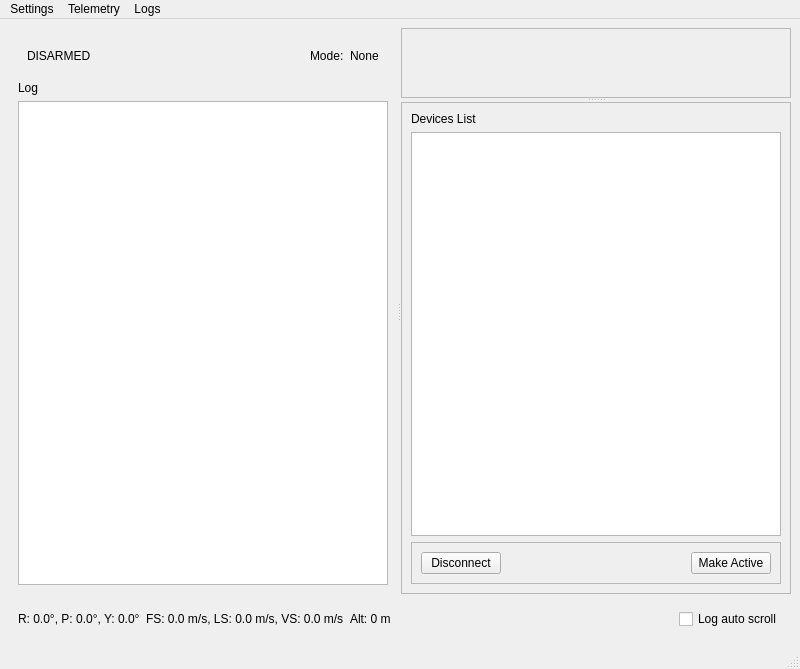
Enem-20/CGS, file mainwindow.ui: the form before one commit.
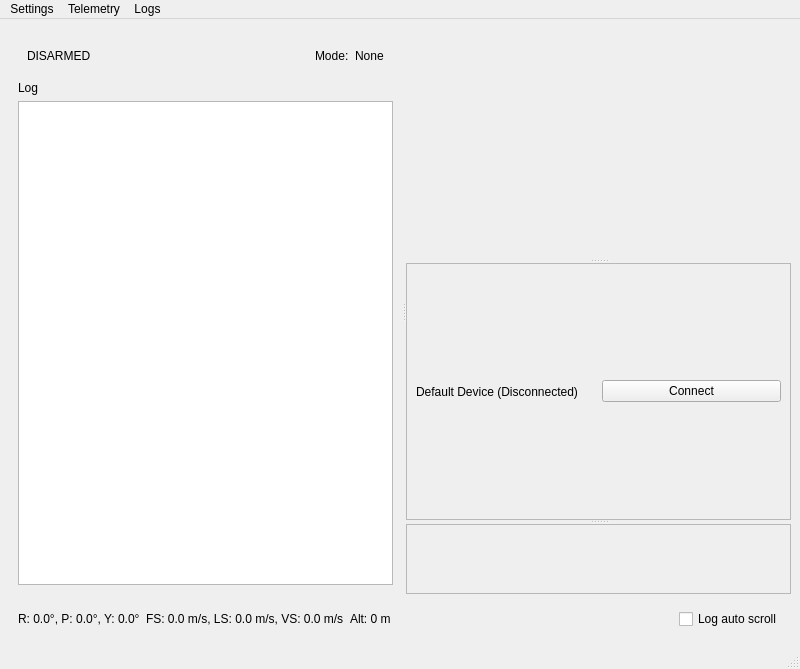
The form after the commit. Custom widgets are drawn as their Qt base class.

Commit message: mid implementing serial devices connection. broken

Patch:
```diff
--- a/mainwindow.ui
+++ b/mainwindow.ui
@@ -16,7 +16,7 @@
   <widget class="QWidget" name="centralwidget">
    <layout class="QVBoxLayout" name="verticalLayout">
     <item>
-     <widget class="QSplitter" name="splitter_2">
+     <widget class="QSplitter" name="splitter_3">
       <property name="sizePolicy">
        <sizepolicy hsizetype="Expanding" vsizetype="Expanding">
         <horstretch>0</horstretch>
@@ -96,93 +96,63 @@
         </item>
        </layout>
       </widget>
-      <widget class="QSplitter" name="splitter">
+      <widget class="QSplitter" name="splitter_2">
        <property name="orientation">
         <enum>Qt::Orientation::Vertical</enum>
        </property>
-       <widget class="QScrollArea" name="connectionsScroll">
-        <property name="sizeAdjustPolicy">
-         <enum>QAbstractScrollArea::SizeAdjustPolicy::AdjustIgnored</enum>
+       <widget class="DevicesTable" name="devicesTable" native="true"/>
+       <widget class="QSplitter" name="splitter">
+        <property name="orientation">
+         <enum>Qt::Orientation::Vertical</enum>
         </property>
-        <property name="widgetResizable">
-         <bool>true</bool>
-        </property>
-        <widget class="SerialScanner" name="serialScanner">
-         <property name="geometry">
-          <rect>
-           <x>0</x>
-           <y>0</y>
-           <width>405</width>
-           <height>362</height>
-          </rect>
+        <widget class="QFrame" name="defaultDevice">
+         <property name="sizePolicy">
+          <sizepolicy hsizetype="Preferred" vsizetype="MinimumExpanding">
+           <horstretch>0</horstretch>
+           <verstretch>0</verstretch>
+          </sizepolicy>
          </property>
-        </widget>
-       </widget>
-       <widget class="QScrollArea" name="devicesScroll">
-        <property name="widgetResizable">
-         <bool>true</bool>
-        </property>
-        <widget class="QWidget" name="devicesListContainer">
-         <property name="geometry">
-          <rect>
-           <x>0</x>
-           <y>0</y>
-           <width>405</width>
-           <height>191</height>
-          </rect>
+         <property name="frameShape">
+          <enum>QFrame::Shape::StyledPanel</enum>
          </property>
-         <layout class="QVBoxLayout" name="verticalLayout_2">
+         <property name="frameShadow">
+          <enum>QFrame::Shadow::Raised</enum>
+         </property>
+         <layout class="QHBoxLayout" name="horizontalLayout_4">
           <item>
-           <widget class="QLabel" name="labelDevicesList">
+           <widget class="QLabel" name="labelDefaultDevice">
             <property name="text">
-             <string>Devices List</string>
+             <string>Default Device (Disconnected)</string>
             </property>
            </widget>
           </item>
           <item>
-           <widget class="QListWidget" name="devicesList"/>
-          </item>
-          <item>
-           <widget class="QFrame" name="devicesControlsFrame">
-            <property name="frameShape">
-             <enum>QFrame::Shape::StyledPanel</enum>
+           <widget class="QPushButton" name="buttonConnectDefaultDevice">
+            <property name="text">
+             <string>Connect</string>
             </property>
-            <property name="frameShadow">
-             <enum>QFrame::Shadow::Raised</enum>
-            </property>
-            <layout class="QHBoxLayout" name="horizontalLayout_2">
-             <item>
-              <widget class="QPushButton" name="disconnectDeviceButton">
-               <property name="text">
-                <string>Disconnect</string>
-               </property>
-              </widget>
-             </item>
-             <item>
-              <spacer name="horizontalSpacer_3">
-               <property name="orientation">
-                <enum>Qt::Orientation::Horizontal</enum>
-               </property>
-               <property name="sizeHint" stdset="0">
-                <size>
-                 <width>40</width>
-                 <height>20</height>
-                </size>
-               </property>
-              </spacer>
-             </item>
-             <item>
-              <widget class="QPushButton" name="makeDeviceActiveButton">
-               <property name="text">
-                <string>Make Active</string>
-               </property>
-              </widget>
-             </item>
-            </layout>
            </widget>
           </item>
          </layout>
         </widget>
+        <widget class="QScrollArea" name="connectionsScroll">
+         <property name="sizeAdjustPolicy">
+          <enum>QAbstractScrollArea::SizeAdjustPolicy::AdjustIgnored</enum>
+         </property>
+         <property name="widgetResizable">
+          <bool>true</bool>
+         </property>
+         <widget class="SerialScanner" name="serialScanner">
+          <property name="geometry">
+           <rect>
+            <x>0</x>
+            <y>0</y>
+            <width>387</width>
+            <height>68</height>
+           </rect>
+          </property>
+         </widget>
+        </widget>
        </widget>
       </widget>
      </widget>
@@ -315,6 +285,12 @@
    <header>serialscanner.h</header>
    <container>1</container>
   </customwidget>
+  <customwidget>
+   <class>DevicesTable</class>
+   <extends>QWidget</extends>
+   <header>devicestable.h</header>
+   <container>1</container>
+  </customwidget>
  </customwidgets>
  <resources/>
  <connections/>
```
The commit also changes 15 other files.
